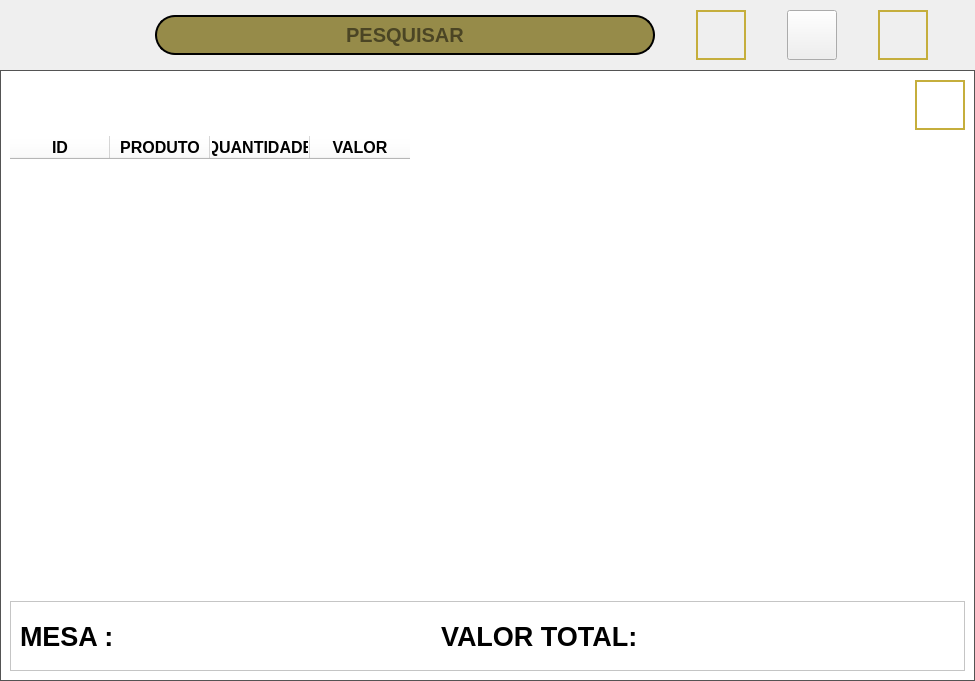
First picture: the form in uic/comandas.ui, repository Lum000/Comanda2.0, before the edit.
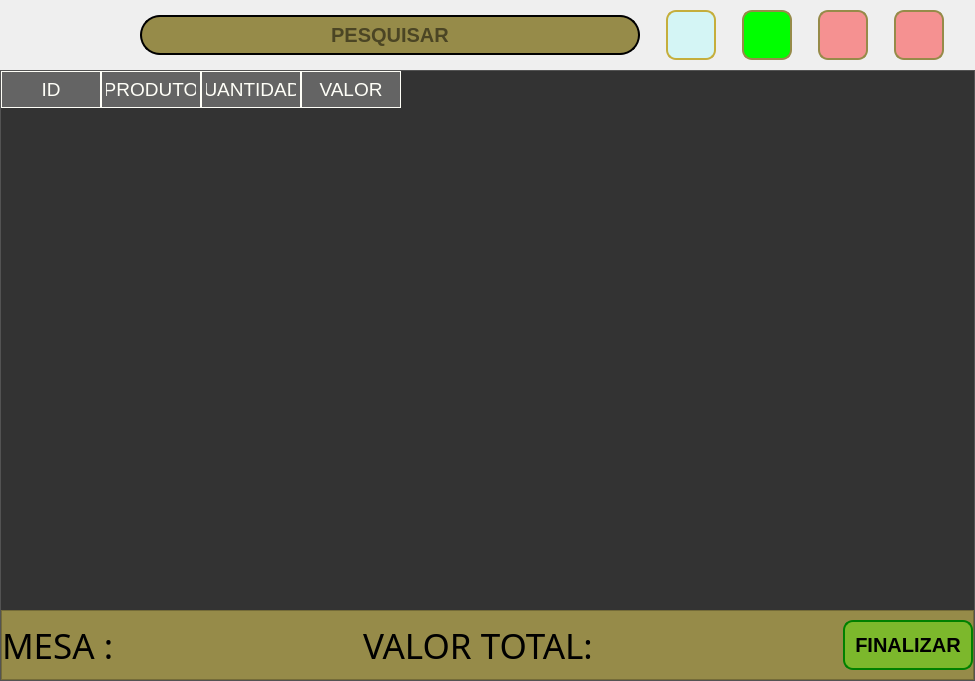
Second picture: the form after the edit. Icons and pictures are not drawn.

```diff
--- a/uic/comandas.ui
+++ b/uic/comandas.ui
@@ -112,6 +112,8 @@
          <property name="styleSheet">
           <string notr="true">QPushButton{
 border:2px solid rgb(197, 174, 60);
+border-radius:10px;
+background-color: rgba(170, 255, 255, 100)
 }
 QPushButton:hover{
 border:3px solid black;
@@ -142,7 +144,11 @@
           </size>
          </property>
          <property name="styleSheet">
-          <string notr="true"/>
+          <string notr="true">QPushButton{
+border:2px solid rgb(150, 139, 73);
+border-radius:10px;
+background-color: rgb(0, 255, 0);
+}</string>
          </property>
          <property name="text">
           <string/>
@@ -170,7 +176,9 @@
          </property>
          <property name="styleSheet">
           <string notr="true">QPushButton{
-border:2px solid rgb(197, 174, 60);
+border:2px solid rgb(150, 139, 73);
+border-radius:10px;
+background-color:rgba(255, 0, 0,100);
 }
 QPushButton:hover{
 border:3px solid red;
@@ -192,6 +200,46 @@
          </property>
         </widget>
        </item>
+       <item>
+        <widget class="QPushButton" name="apagar">
+         <property name="minimumSize">
+          <size>
+           <width>50</width>
+           <height>50</height>
+          </size>
+         </property>
+         <property name="maximumSize">
+          <size>
+           <width>50</width>
+           <height>16777215</height>
+          </size>
+         </property>
+         <property name="styleSheet">
+          <string notr="true">QPushButton{
+border:2px solid rgb(150, 139, 73);
+border-radius:10px;
+background-color:rgba(255, 0, 0,100);
+}
+QPushButton:hover{
+border:3px solid red;
+background-color:rgba(255, 0, 0,255);
+}</string>
+         </property>
+         <property name="text">
+          <string/>
+         </property>
+         <property name="icon">
+          <iconset>
+           <normaloff>../icones/apagar.png</normaloff>../icones/apagar.png</iconset>
+         </property>
+         <property name="iconSize">
+          <size>
+           <width>50</width>
+           <height>50</height>
+          </size>
+         </property>
+        </widget>
+       </item>
       </layout>
      </widget>
     </item>
@@ -234,44 +282,21 @@
           <enum>QFrame::Raised</enum>
          </property>
          <layout class="QVBoxLayout" name="verticalLayout_2">
-          <item alignment="Qt::AlignRight">
-           <widget class="QPushButton" name="apagar">
-            <property name="minimumSize">
-             <size>
-              <width>50</width>
-              <height>50</height>
-             </size>
-            </property>
-            <property name="maximumSize">
-             <size>
-              <width>50</width>
-              <height>16777215</height>
-             </size>
-            </property>
-            <property name="styleSheet">
-             <string notr="true">QPushButton{
-border:2px solid rgb(197, 174, 60);
-}
-QPushButton:hover{
-border:3px solid red;
-background-color: rgba(255, 0, 0, 50);
-}</string>
-            </property>
-            <property name="text">
-             <string/>
-            </property>
-            <property name="icon">
-             <iconset>
-              <normaloff>../icones/apagar.png</normaloff>../icones/apagar.png</iconset>
-            </property>
-            <property name="iconSize">
-             <size>
-              <width>50</width>
-              <height>50</height>
-             </size>
-            </property>
-           </widget>
-          </item>
+          <property name="spacing">
+           <number>0</number>
+          </property>
+          <property name="leftMargin">
+           <number>0</number>
+          </property>
+          <property name="topMargin">
+           <number>0</number>
+          </property>
+          <property name="rightMargin">
+           <number>0</number>
+          </property>
+          <property name="bottomMargin">
+           <number>0</number>
+          </property>
           <item>
            <widget class="QTableWidget" name="tableWidget">
             <property name="font">
@@ -281,9 +306,37 @@
               <bold>true</bold>
              </font>
             </property>
+            <property name="styleSheet">
+             <string notr="true">QWidget {
+    background-color: #333333;
+    color: #fffff8;
+}
+
+QHeaderView::section {
+    background-color: #646464;
+    padding: 4px;
+    border: 1px solid #fffff8;
+    font-size: 14pt;
+}
+
+QTableWidget {
+    gridline-color: #fffff8;
+    font-size: 12pt;
+}
+
+QTableWidget QTableCornerButton::section {
+    background-color: rgb(150, 139, 73)
+}</string>
+            </property>
             <property name="frameShape">
              <enum>QFrame::NoFrame</enum>
             </property>
+            <property name="showGrid">
+             <bool>false</bool>
+            </property>
+            <property name="gridStyle">
+             <enum>Qt::SolidLine</enum>
+            </property>
             <column>
              <property name="text">
               <string>ID</string>
@@ -348,6 +401,11 @@
               <height>70</height>
              </size>
             </property>
+            <property name="styleSheet">
+             <string notr="true">QFrame{
+background-color: rgb(150, 139, 73);
+}</string>
+            </property>
             <property name="frameShape">
              <enum>QFrame::StyledPanel</enum>
             </property>
@@ -355,21 +413,43 @@
              <enum>QFrame::Raised</enum>
             </property>
             <layout class="QHBoxLayout" name="horizontalLayout_3">
+             <property name="spacing">
+              <number>0</number>
+             </property>
+             <property name="leftMargin">
+              <number>0</number>
+             </property>
+             <property name="topMargin">
+              <number>0</number>
+             </property>
+             <property name="rightMargin">
+              <number>0</number>
+             </property>
+             <property name="bottomMargin">
+              <number>0</number>
+             </property>
              <item>
               <widget class="QLabel" name="label_3">
                <property name="maximumSize">
                 <size>
-                 <width>100</width>
+                 <width>110</width>
                  <height>16777215</height>
                 </size>
                </property>
                <property name="font">
                 <font>
-                 <pointsize>20</pointsize>
-                 <weight>75</weight>
-                 <bold>true</bold>
+                 <family>Yu Gothic UI Semibold</family>
+                 <pointsize>26</pointsize>
+                 <weight>7</weight>
+                 <italic>false</italic>
+                 <bold>false</bold>
                 </font>
                </property>
+               <property name="styleSheet">
+                <string notr="true">QLabel{
+font: 63 26pt &quot;Yu Gothic UI Semibold&quot;;
+}</string>
+               </property>
                <property name="text">
                 <string>MESA :</string>
                </property>
@@ -385,7 +465,9 @@
                 </font>
                </property>
                <property name="styleSheet">
-                <string notr="true"/>
+                <string notr="true">
+color:rgb(255, 255, 255)
+</string>
                </property>
                <property name="text">
                 <string/>
@@ -396,17 +478,24 @@
               <widget class="QLabel" name="label">
                <property name="maximumSize">
                 <size>
-                 <width>200</width>
+                 <width>230</width>
                  <height>16777215</height>
                 </size>
                </property>
                <property name="font">
                 <font>
-                 <pointsize>20</pointsize>
-                 <weight>75</weight>
-                 <bold>true</bold>
+                 <family>Yu Gothic UI Semibold</family>
+                 <pointsize>26</pointsize>
+                 <weight>7</weight>
+                 <italic>false</italic>
+                 <bold>false</bold>
                 </font>
                </property>
+               <property name="styleSheet">
+                <string notr="true">QLabel{
+font: 63 26pt &quot;Yu Gothic UI Semibold&quot;;
+}</string>
+               </property>
                <property name="text">
                 <string>VALOR TOTAL:</string>
                </property>
@@ -421,11 +510,46 @@
                  <bold>true</bold>
                 </font>
                </property>
+               <property name="styleSheet">
+                <string notr="true">
+color:rgb(255, 255, 255)
+</string>
+               </property>
                <property name="text">
                 <string/>
                </property>
               </widget>
              </item>
+             <item>
+              <widget class="QPushButton" name="pushButton">
+               <property name="maximumSize">
+                <size>
+                 <width>130</width>
+                 <height>50</height>
+                </size>
+               </property>
+               <property name="font">
+                <font>
+                 <pointsize>15</pointsize>
+                 <weight>75</weight>
+                 <bold>true</bold>
+                </font>
+               </property>
+               <property name="styleSheet">
+                <string notr="true">QPushButton{
+background-color: rgba(85, 255, 0, 100);
+border:2px solid green;
+border-radius:10px
+}
+QPushButton:hover{
+border:3px solid green;
+}</string>
+               </property>
+               <property name="text">
+                <string>FINALIZAR</string>
+               </property>
+              </widget>
+             </item>
             </layout>
            </widget>
           </item>
```
Left out of the diff: 5 changed lines with no effect on the pictures.
